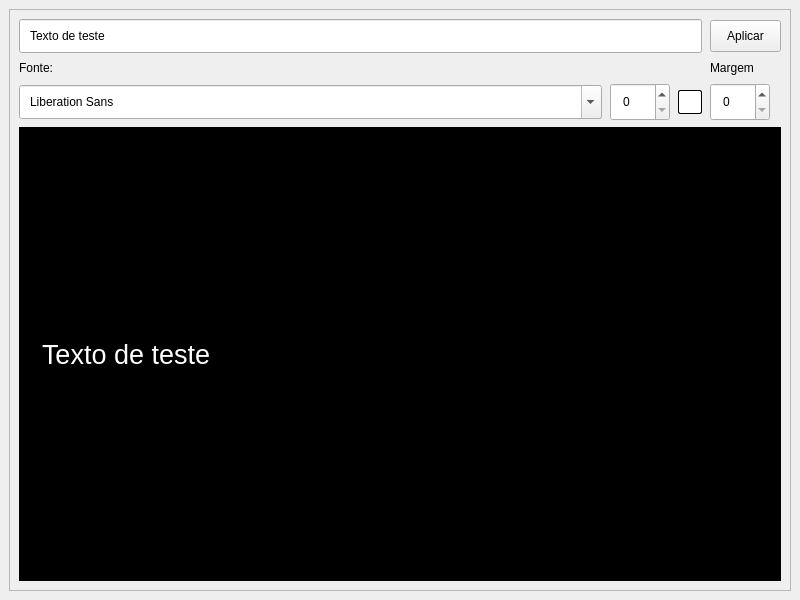
First picture: the form in src/ui/settings/window.ui, repository luanws/bible-projector, before the edit.
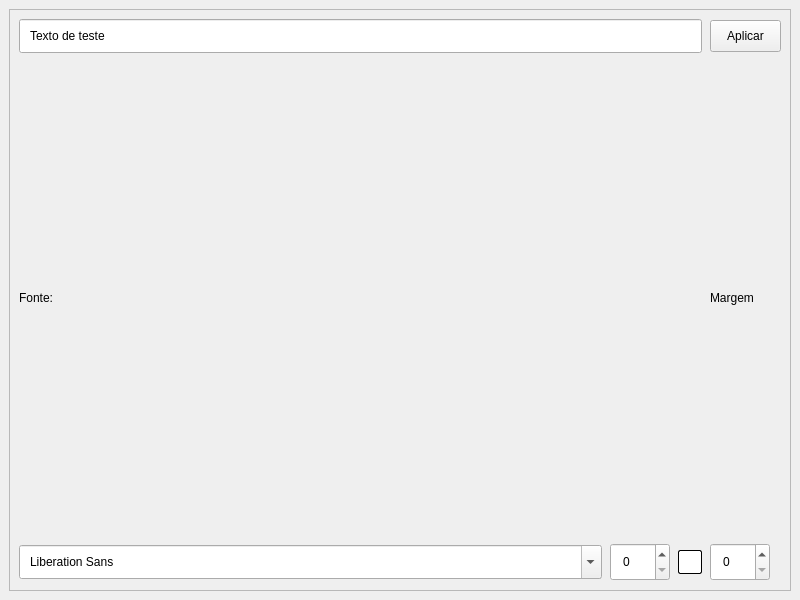
Second picture: the form after the edit.

Diff of the .ui file:
```diff
--- a/src/ui/settings/window.ui
+++ b/src/ui/settings/window.ui
@@ -225,48 +225,6 @@
             </item>
            </layout>
           </item>
-          <item>
-           <widget class="QLabel" name="preview_label">
-            <property name="sizePolicy">
-             <sizepolicy hsizetype="Expanding" vsizetype="Expanding">
-              <horstretch>0</horstretch>
-              <verstretch>0</verstretch>
-             </sizepolicy>
-            </property>
-            <property name="minimumSize">
-             <size>
-              <width>0</width>
-              <height>200</height>
-             </size>
-            </property>
-            <property name="font">
-             <font>
-              <family>Arial</family>
-              <pointsize>20</pointsize>
-             </font>
-            </property>
-            <property name="cursor">
-             <cursorShape>PointingHandCursor</cursorShape>
-            </property>
-            <property name="layoutDirection">
-             <enum>Qt::LeftToRight</enum>
-            </property>
-            <property name="styleSheet">
-             <string notr="true">background-color: black;
-color: white;
-padding: 16px;</string>
-            </property>
-            <property name="text">
-             <string>Texto de teste</string>
-            </property>
-            <property name="alignment">
-             <set>Qt::AlignLeading|Qt::AlignLeft|Qt::AlignVCenter</set>
-            </property>
-            <property name="wordWrap">
-             <bool>true</bool>
-            </property>
-           </widget>
-          </item>
          </layout>
         </item>
        </layout>
```
Left out of the diff: 93 changed lines with no effect on the pictures.
